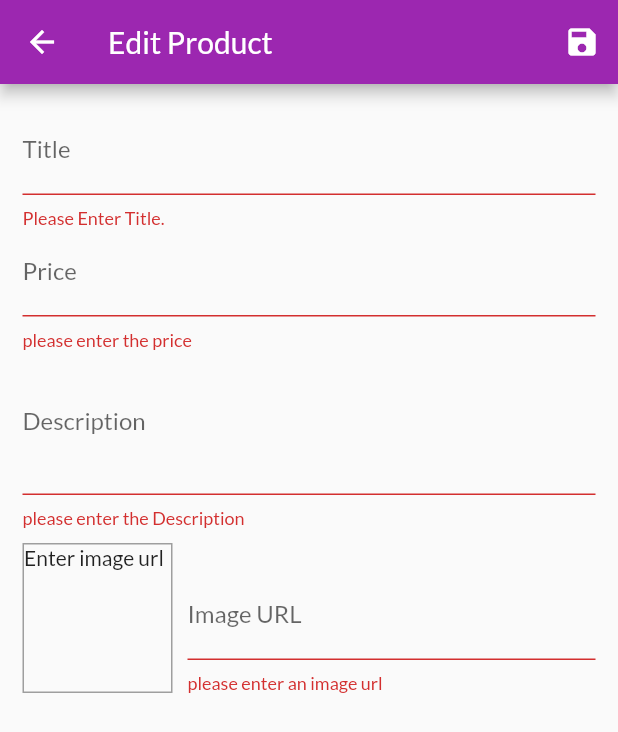
After one commit to essameldeen/shop_app, a Flutter app: the EditProductScreen screen opened by its route, after a tap on the "save" icon, on a phone screen of 412 x 824 dp. The commit adds this screen. Shown: the top 732 px of the screen. Run offline on Flutter 3.47's test engine with Material 2 defaults, Android fonts, the phone set to English and light mode, and no system bars; network calls fail.

Commit message:
add edit Product Screen add some logic to edit and add newProduct and validation input form

```diff
--- a/lib/main.dart
+++ b/lib/main.dart
@@ -4,6 +4,7 @@ import 'package:shop_app/providers/cart.dart';
 import 'package:shop_app/providers/orders.dart';
 import 'package:shop_app/providers/products.dart';
 import 'package:shop_app/screens/cart_screen.dart';
+import 'package:shop_app/screens/edit_product_screen.dart';
 import 'package:shop_app/screens/order_screen.dart';
 
 import 'package:shop_app/screens/product_details_screen.dart';
@@ -42,6 +43,7 @@ class MyApp extends StatelessWidget {
           CartScreen.routeName: (ctx) => CartScreen(),
           OrderScreen.routeName: (ctx) => OrderScreen(),
           UserProductsScreen.routeName: (ctx) => UserProductsScreen(),
+          EditProductScreen.routeName: (ctx) => EditProductScreen(),
         },
       ),
     );
--- a/lib/providers/products.dart
+++ b/lib/providers/products.dart
@@ -58,7 +58,15 @@ class Products with ChangeNotifier {
   //   _onlyIsFavourites = false;
   // }
 
-  void addProduct(Product newProduct) {
+  void addProduct(Product product) {
+    final newProduct = Product(
+      title: product.title,
+      description: product.description,
+      price: product.price,
+      imageUrl: product.imageUrl,
+      id: DateTime.now().toString(),
+    );
+
     _myProducts.add(newProduct);
     notifyListeners();
   }
--- /dev/null
+++ b/lib/screens/edit_product_screen.dart
@@ -0,0 +1,211 @@
+import 'package:flutter/cupertino.dart';
+import 'package:flutter/material.dart';
+import 'package:shop_app/providers/product.dart';
+import 'package:provider/provider.dart';
+import 'package:shop_app/providers/products.dart';
+
+class EditProductScreen extends StatefulWidget {
+  static const String routeName = '/edit-product-screen';
+
+  @override
+  _EditProductScreenState createState() => _EditProductScreenState();
+}
+
+class _EditProductScreenState extends State<EditProductScreen> {
+  final _priceFocusNode = FocusNode();
+  final _descriptionFocusNode = FocusNode();
+  final _imageUrlFocusNode = FocusNode();
+  var _imageUrlController = TextEditingController();
+  final _formKey = GlobalKey<FormState>();
+  var _editProduct = Product(
+    id: null,
+    title: '',
+    imageUrl: '',
+    price: 0,
+    description: '',
+  );
+
+  @override
+  void initState() {
+    _imageUrlFocusNode.addListener(_updateImageUrlFocus);
+    super.initState();
+  }
+
+  @override
+  void dispose() {
+    _imageUrlFocusNode.removeListener(_updateImageUrlFocus);
+    _descriptionFocusNode.dispose();
+    _priceFocusNode.dispose();
+    _imageUrlController.dispose();
+    _imageUrlFocusNode.dispose();
+    super.dispose();
+  }
+
+  void _updateImageUrlFocus() {
+    if (!_imageUrlFocusNode.hasFocus) {
+      setState(() {});
+    }
+  }
+
+  void _saveForm() {
+    final isValid = _formKey.currentState.validate();
+    if (!isValid) return;
+    _formKey.currentState.save();
+    Provider.of<Products>(context, listen: false).addProduct(_editProduct);
+    Navigator.of(context).pop();
+  }
+
+  @override
+  Widget build(BuildContext context) {
+    return Scaffold(
+      appBar: AppBar(
+        title: Text("Edit Product"),
+        actions: [
+          IconButton(icon: Icon(Icons.save), onPressed: _saveForm),
+        ],
+      ),
+      body: Padding(
+        padding: const EdgeInsets.all(15),
+        child: Form(
+          key: _formKey,
+          child: SingleChildScrollView(
+            child: Column(
+              children: [
+                TextFormField(
+                  decoration: InputDecoration(labelText: 'Title'),
+                  textInputAction: TextInputAction.next,
+                  onFieldSubmitted: (_) {
+                    FocusScope.of(context).requestFocus(_priceFocusNode);
+                  },
+                  validator: (value) {
+                    if (value.isEmpty) {
+                      return "Please Enter Title.";
+                    }
+                    return null;
+                  },
+                  onSaved: (value) {
+                    _editProduct = Product(
+                        id: null,
+                        title: value,
+                        imageUrl: _editProduct.imageUrl,
+                        description: _editProduct.description,
+                        price: _editProduct.price);
+                  },
+                ),
+                TextFormField(
+                  decoration: InputDecoration(labelText: 'Price'),
+                  textInputAction: TextInputAction.next,
+                  keyboardType: TextInputType.number,
+                  focusNode: _priceFocusNode,
+                  validator: (value) {
+                    if (value.isEmpty) {
+                      return 'please enter the price';
+                    }
+                    if (double.tryParse(value) == null) {
+                      return 'please enter the valid number';
+                    }
+                    if (double.parse(value) <= 0) {
+                      return 'please enter the valid price';
+                    }
+                    return null;
+                  },
+                  onFieldSubmitted: (_) {
+                    FocusScope.of(context).requestFocus(_descriptionFocusNode);
+                  },
+                  onSaved: (value) {
+                    _editProduct = Product(
+                      id: null,
+                      title: _editProduct.title,
+                      imageUrl: _editProduct.imageUrl,
+                      description: _editProduct.description,
+                      price: double.tryParse(value),
+                    );
+                  },
+                ),
+                TextFormField(
+                  decoration: InputDecoration(labelText: 'Description'),
+                  maxLines: 3,
+                  keyboardType: TextInputType.multiline,
+                  focusNode: _descriptionFocusNode,
+                  validator: (value) {
+                    if (value.isEmpty) {
+                      return 'please enter the Description';
+                    }
+                    if (value.length < 10) {
+                      return 'should be at least 10 characters.';
+                    }
+                    return null;
+                  },
+                  onSaved: (value) {
+                    _editProduct = Product(
+                      id: null,
+                      title: _editProduct.title,
+                      imageUrl: _editProduct.imageUrl,
+                      description: value,
+                      price: _editProduct.price,
+                    );
+                  },
+                ),
+                Row(
+                  crossAxisAlignment: CrossAxisAlignment.end,
+                  children: [
+                    Container(
+                      width: 100,
+                      height: 100,
+                      margin: EdgeInsets.only(top: 10, right: 10),
+                      decoration: BoxDecoration(
+                          border: Border.all(width: 1, color: Colors.grey)),
+                      child: _imageUrlController.text.isEmpty
+                          ? Text('Enter image url')
+                          : FittedBox(
+                              child: Image.network(_imageUrlController.text),
+                              fit: BoxFit.cover,
+                            ),
+                    ),
+                    Expanded(
+                        child: TextFormField(
+                      decoration: InputDecoration(labelText: 'Image URL'),
+                      keyboardType: TextInputType.url,
+                      textInputAction: TextInputAction.done,
+                      controller: _imageUrlController,
+                      focusNode: _imageUrlFocusNode,
+                      validator: (value) {
+                        if (value.isEmpty) {
+                          return 'please enter an image url';
+                        }
+                        if (!value.startsWith('http') &&
+                            !value.endsWith('https')) {
+                          return 'please enter a valid  url';
+                        }
+                        if (!value.endsWith('.jpg') &&
+                            !value.endsWith('.png')) {
+                          return 'please enter a valid image url';
+                        }
+                        return null;
+                      },
+                      onFieldSubmitted: (_) {
+                        _saveForm();
+                      },
+                      onEditingComplete: () {
+                        setState(() {});
+                      },
+                      onSaved: (value) {
+                        _editProduct = Product(
+                          id: null,
+                          title: _editProduct.title,
+                          imageUrl: value,
+                          description: _editProduct.description,
+                          price: _editProduct.price,
+                        );
+                      },
+                    )),
+                  ],
+                )
+              ],
+            ),
+          ),
+        ),
+      ),
+    );
+  }
+}
--- a/lib/screens/product_details_screen.dart
+++ b/lib/screens/product_details_screen.dart
@@ -3,7 +3,7 @@ import 'package:provider/provider.dart';
 import 'package:shop_app/providers/products.dart';
 
 class ProductDetailsScreen extends StatelessWidget {
-  static const String routeName = 'product-details';
+  static const String routeName = '/product-details';
 
   @override
   Widget build(BuildContext context) {
--- a/lib/screens/user_product_screen.dart
+++ b/lib/screens/user_product_screen.dart
@@ -2,11 +2,12 @@ import 'package:flutter/material.dart';
 import 'package:flutter/widgets.dart';
 import 'package:provider/provider.dart';
 import 'package:shop_app/providers/products.dart';
+import 'package:shop_app/screens/edit_product_screen.dart';
 import 'package:shop_app/widgets/main_drawer.dart';
 import 'package:shop_app/widgets/user_product_item.dart';
 
 class UserProductsScreen extends StatelessWidget {
-  static const String routeName = 'User_product-screen';
+  static const String routeName = '/user_product-screen';
 
   @override
   Widget build(BuildContext context) {
@@ -15,7 +16,13 @@ class UserProductsScreen extends StatelessWidget {
       drawer: MainDrawer(),
       appBar: AppBar(
         title: const Text('Yours Products'),
-        actions: [IconButton(icon: const Icon(Icons.add), onPressed: () {})],
+        actions: [
+          IconButton(
+              icon: const Icon(Icons.add),
+              onPressed: () {
+                Navigator.of(context).pushNamed(EditProductScreen.routeName);
+              })
+        ],
       ),
       body: Padding(
         padding: const EdgeInsets.all(8),
```
